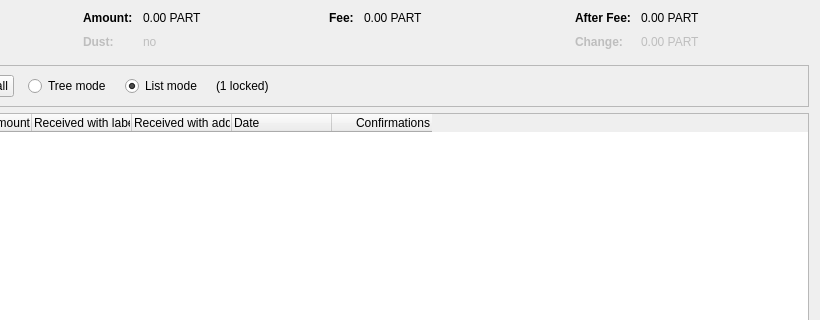
This is src/qt/forms/coincontroldialog.ui in ghost-coin/ghost-legacy as Qt 5 draws it before an edit; both pictures show x 180 to 1000 and y 0 to 320 of the 1000 by 500 pixel window. The edited form follows.
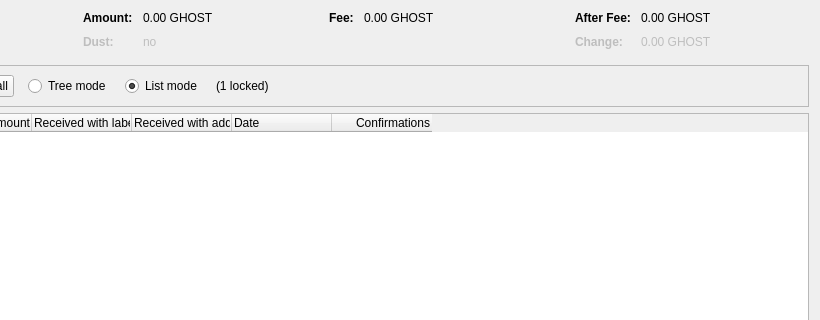
This is the edited form. Custom widgets are drawn as their Qt base class.

Commit message: Rebrand to Ghost

Patch:
```diff
--- a/src/qt/forms/coincontroldialog.ui
+++ b/src/qt/forms/coincontroldialog.ui
@@ -132,7 +132,7 @@
           <enum>Qt::ActionsContextMenu</enum>
          </property>
          <property name="text">
-          <string notr="true">0.00 PART</string>
+          <string notr="true">0.00 GHOST</string>
          </property>
          <property name="textInteractionFlags">
           <set>Qt::LinksAccessibleByMouse|Qt::TextSelectableByKeyboard|Qt::TextSelectableByMouse</set>
@@ -212,7 +212,7 @@
           <enum>Qt::ActionsContextMenu</enum>
          </property>
          <property name="text">
-          <string notr="true">0.00 PART</string>
+          <string notr="true">0.00 GHOST</string>
          </property>
          <property name="textInteractionFlags">
           <set>Qt::LinksAccessibleByMouse|Qt::TextSelectableByKeyboard|Qt::TextSelectableByMouse</set>
@@ -257,7 +257,7 @@
           <enum>Qt::ActionsContextMenu</enum>
          </property>
          <property name="text">
-          <string notr="true">0.00 PART</string>
+          <string notr="true">0.00 GHOST</string>
          </property>
          <property name="textInteractionFlags">
           <set>Qt::LinksAccessibleByMouse|Qt::TextSelectableByKeyboard|Qt::TextSelectableByMouse</set>
@@ -292,7 +292,7 @@
           <enum>Qt::ActionsContextMenu</enum>
          </property>
          <property name="text">
-          <string notr="true">0.00 PART</string>
+          <string notr="true">0.00 GHOST</string>
          </property>
          <property name="textInteractionFlags">
           <set>Qt::LinksAccessibleByMouse|Qt::TextSelectableByKeyboard|Qt::TextSelectableByMouse</set>
```
The commit also changes 176 other files.
